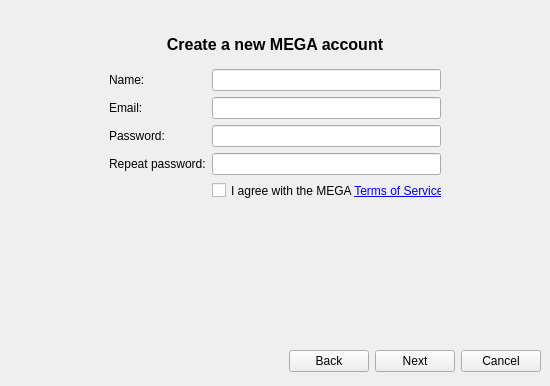
Above: Source/MEGASync/gui/SetupWizard.ui from meganz/MEGAsync before the change. Below: the same form after it.
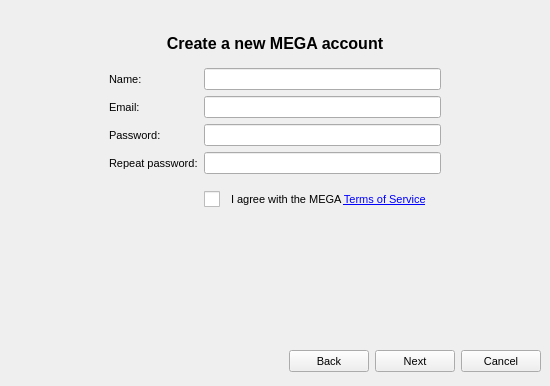
That is the form after the change. The open tabs and pages were chosen to show the change. Icons and pictures are not drawn.

Patch:
```diff
--- a/Source/MEGASync/gui/SetupWizard.ui
+++ b/Source/MEGASync/gui/SetupWizard.ui
@@ -13,26 +13,46 @@
   <property name="minimumSize">
    <size>
     <width>550</width>
-    <height>380</height>
+    <height>386</height>
    </size>
   </property>
   <property name="maximumSize">
    <size>
     <width>550</width>
-    <height>400</height>
+    <height>386</height>
    </size>
   </property>
-  <property name="font">
-   <font>
-    <weight>50</weight>
-    <bold>false</bold>
-   </font>
-  </property>
   <property name="windowTitle">
    <string>Setup Wizard - MEGAsync</string>
   </property>
   <property name="styleSheet">
-   <string notr="true">#sPages
+   <string notr="true">QWidget
+{
+font-size: 11px;
+}
+
+QCheckBox::indicator {
+     width: 16px;
+     height: 16px;
+ }
+
+QRadioButton::indicator {
+     width: 16px;
+     height: 16px;
+ }
+
+QScrollBar:horizontal {
+height: 16px;
+}
+
+QPushButton
+{
+    min-height: 14px;
+	height: 14px;
+}
+
+
+#sPages
 {
 	background-image: url(://images/background.png);
 }
@@ -56,17 +76,34 @@
 
 #lTypicalDesc, #lAdvancedDesc
 {
-	font-size:10pt; 
+	font-size:13px; 
 	color:#666666;
 }
 
+#label, #label_2, #label_6, #lFinalMegaFolderIntro, #bFinalLocalFolder, #bFinalMegaFolder
+{
+	font-size:13px; 
+}
+
 #lTypicalHeader, #lAdvancedHeader
 {
-	font-size:16pt; 
+	font-size:21px; 
 	font-weight:600; 
 	color:#333333;
 }
 
+#lProgress
+{
+    font-size: 18px;
+    font-weight: bold;
+}
+
+#lSetupType, #lAdvancedSetup, #lWelcome, #lLogin, #lCreateAccount
+{
+font-size: 16px;
+font-weight: bold;
+}
+
 </string>
   </property>
   <layout class="QVBoxLayout" name="verticalLayout">
@@ -157,6 +194,9 @@
      </widget>
      <widget class="QWidget" name="pNewAccount">
       <layout class="QVBoxLayout" name="verticalLayout_8">
+       <property name="spacing">
+        <number>6</number>
+       </property>
        <property name="leftMargin">
         <number>100</number>
        </property>
@@ -166,6 +206,9 @@
        <property name="rightMargin">
         <number>100</number>
        </property>
+       <property name="bottomMargin">
+        <number>9</number>
+       </property>
        <item>
         <widget class="QLabel" name="lCreateAccountHeader">
          <property name="text">
@@ -183,7 +226,7 @@
         <widget class="QLabel" name="lCreateAccount">
          <property name="font">
           <font>
-           <pointsize>12</pointsize>
+           <pointsize>-1</pointsize>
            <weight>75</weight>
            <bold>true</bold>
           </font>
@@ -202,6 +245,21 @@
           <property name="fieldGrowthPolicy">
            <enum>QFormLayout::AllNonFixedFieldsGrow</enum>
           </property>
+          <property name="horizontalSpacing">
+           <number>6</number>
+          </property>
+          <property name="verticalSpacing">
+           <number>6</number>
+          </property>
+          <property name="leftMargin">
+           <number>9</number>
+          </property>
+          <property name="topMargin">
+           <number>9</number>
+          </property>
+          <property name="rightMargin">
+           <number>9</number>
+          </property>
           <property name="bottomMargin">
            <number>0</number>
           </property>
@@ -254,7 +312,7 @@
            </widget>
           </item>
           <item row="4" column="1">
-           <layout class="QHBoxLayout" name="hAcceptTerms">
+           <layout class="QHBoxLayout" name="hAcceptTerms" stretch="0,1">
             <property name="spacing">
              <number>5</number>
             </property>
@@ -273,24 +331,14 @@
               <property name="textFormat">
                <enum>Qt::RichText</enum>
               </property>
+              <property name="wordWrap">
+               <bool>true</bool>
+              </property>
               <property name="openExternalLinks">
                <bool>true</bool>
               </property>
              </widget>
             </item>
-            <item>
-             <spacer name="hsTerms">
-              <property name="orientation">
-               <enum>Qt::Horizontal</enum>
-              </property>
-              <property name="sizeHint" stdset="0">
-               <size>
-                <width>40</width>
-                <height>20</height>
-               </size>
-              </property>
-             </spacer>
-            </item>
            </layout>
           </item>
          </layout>
@@ -1062,6 +1110,12 @@
       </size>
      </property>
      <layout class="QHBoxLayout" name="horizontalLayout_2">
+      <property name="spacing">
+       <number>6</number>
+      </property>
+      <property name="margin">
+       <number>9</number>
+      </property>
       <item>
        <spacer name="hsButtons">
         <property name="orientation">
```
Left out of the diff: 55 changed lines with no effect on the pictures.
